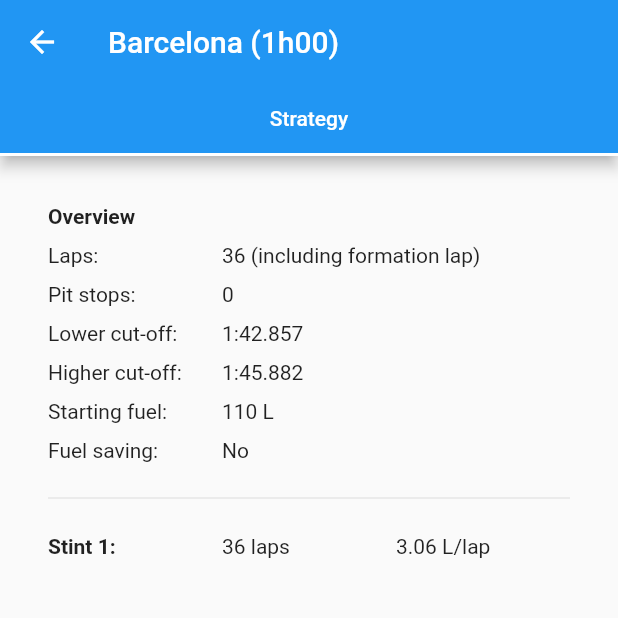
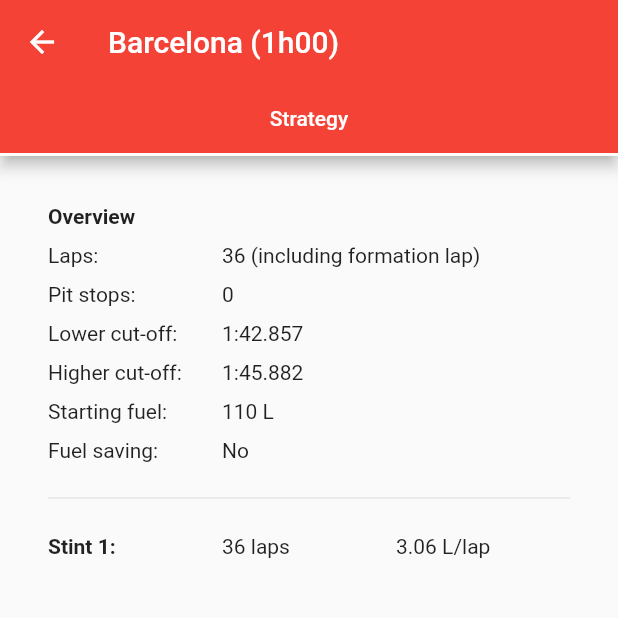
Before and after one commit to sylvainvillet/acc_race_strategy, a Flutter app: the screen it shows after launch, after a tap on "Go!", on a phone screen of 412 x 824 dp, the top half of it. Run offline on Flutter 3.47's test engine with Material 2 defaults, Android fonts, the phone set to English and light mode, and no system bars; our stand-ins replace package_info, shared_preferences, theme_provider.

Commit message:
Changed switch color to red, added theme for Staregies screen

```diff
--- a/lib/main.dart
+++ b/lib/main.dart
@@ -29,6 +29,7 @@ class AccStrategistApp extends StatelessWidget {
           description: "Dark Theme",
           data: ThemeData(
             primarySwatch: Colors.red,
+            toggleableActiveColor: Colors.red,
             brightness: Brightness.dark,
             visualDensity: VisualDensity.adaptivePlatformDensity,
           ),
--- a/lib/race_input.dart
+++ b/lib/race_input.dart
@@ -1,5 +1,6 @@
 import 'package:flutter/material.dart';
 import 'package:shared_preferences/shared_preferences.dart';
+import 'package:theme_provider/theme_provider.dart';
 import './cars.dart';
 import './tracks.dart';
 import './race.dart';
@@ -214,7 +215,9 @@ class RaceInputState extends State<RaceInput> {
                       Navigator.push(
                         context,
                         MaterialPageRoute(
-                          builder: (context) => RaceDetails(race: _race),
+                          builder: (context) => ThemeConsumer(
+                            child: RaceDetails(race: _race),
+                          ),
                         ),
                       );
                     }
```
